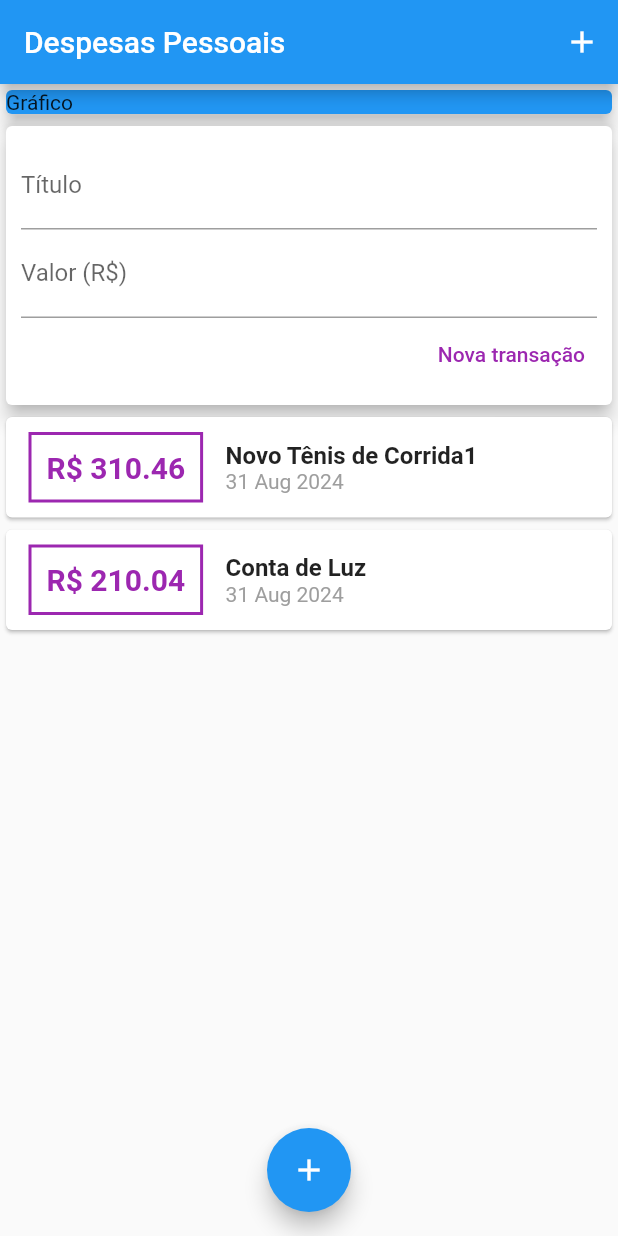
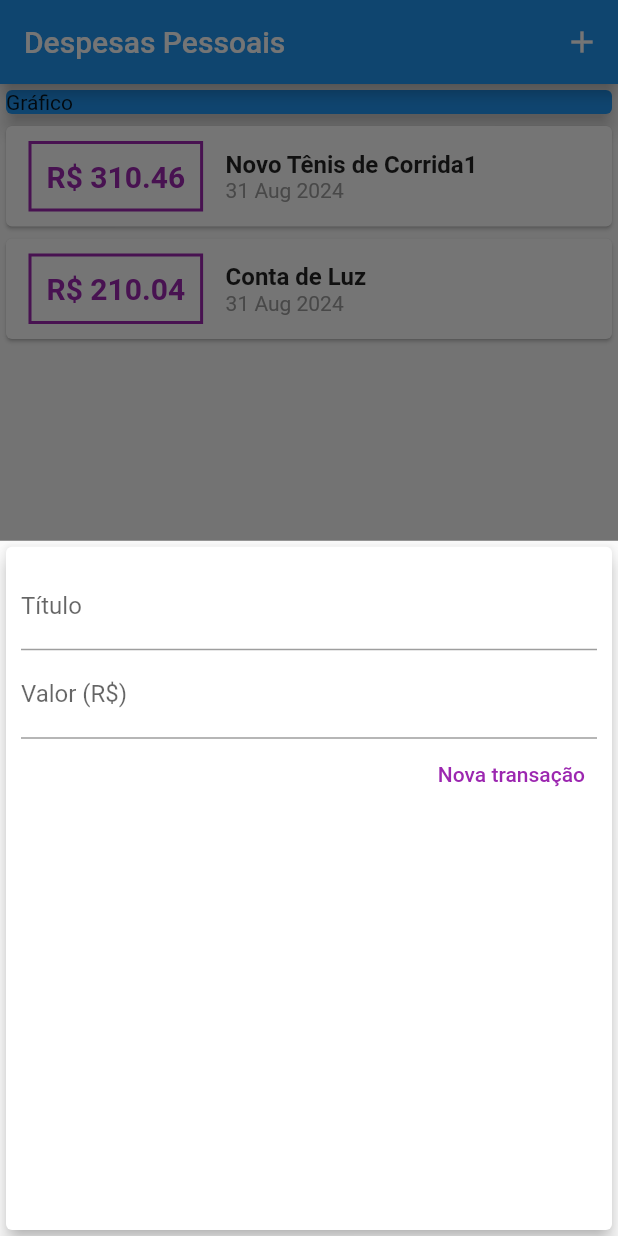
Before and after one commit to diego-alvarenga/estudos_flutter, a Flutter app: the screen it shows after launch, after a tap on the "add" icon, on a phone screen of 412 x 824 dp. Run offline on Flutter 3.47's test engine with Material 2 defaults, Android fonts, the phone set to English and light mode, and no system bars.

Commit message:
feat: display transaction form

```diff
--- a/expenses/lib/components/transaction_form.dart
+++ b/expenses/lib/components/transaction_form.dart
@@ -1,12 +1,18 @@
 import 'package:flutter/material.dart';
 
-class TransactionForm extends StatelessWidget {
-  final titleController = TextEditingController();
-  final valueController = TextEditingController();
-
+class TransactionForm extends StatefulWidget {
   final void Function(String, double) onSubmit;
 
   TransactionForm(this.onSubmit);
+
+  @override
+  State<TransactionForm> createState() => _TransactionFormState();
+}
+
+class _TransactionFormState extends State<TransactionForm> {
+  final titleController = TextEditingController();
+
+  final valueController = TextEditingController();
 
   _submitForm() {
     final title = titleController.text;
@@ -16,7 +22,7 @@ class TransactionForm extends StatelessWidget {
       return;
     }
 
-    onSubmit(title, value);
+    widget.onSubmit(title, value);
   }
 
   @override
--- a/expenses/lib/components/transaction_user.dart
+++ /dev/null
@@ -1,47 +0,0 @@
-import 'dart:math';
-
-import 'package:flutter/material.dart';
-import 'transaction_form.dart';
-import 'transaction_list.dart';
-import '../models/transaction.dart';
-
-class TransactionUser extends StatefulWidget {
-  @override
-  State<TransactionUser> createState() => _TransactionUserState();
-}
-
-class _TransactionUserState extends State<TransactionUser> {
-  final _transactions = [
-    Transaction(
-      id: 't1',
-      title: 'Novo Tênis de Corrida1',
-      value: 310.46,
-      date: DateTime.now(),
-    ),
-    Transaction(
-        id: 't2', title: 'Conta de Luz', value: 210.04, date: DateTime.now()),
-  ];
-
-  _addTransaction(String title, double value) {
-    final newTransaction = Transaction(
-      id: Random().nextDouble().toString(),
-      title: title,
-      value: value,
-      date: DateTime.now(),
-    );
-
-    setState(() {
-      _transactions.add(newTransaction);
-    });
-  }
-
-  @override
-  Widget build(BuildContext context) {
-    return Column(
-      children: <Widget>[
-        TransactionForm(_addTransaction),
-        TransactionList(_transactions),
-      ],
-    );
-  }
-}
--- a/expenses/lib/main.dart
+++ b/expenses/lib/main.dart
@@ -1,5 +1,9 @@
+import 'package:expenses/components/transaction_form.dart';
 import 'package:flutter/material.dart';
-import 'components/transaction_user.dart';
+import 'components/transaction_form.dart';
+import 'components/transaction_list.dart';
+import 'models/transaction.dart';
+import 'dart:math';
 
 main() => runApp(ExpensesApp());
 
@@ -12,13 +16,58 @@ class ExpensesApp extends StatelessWidget {
   }
 }
 
-class MyHomePage extends StatelessWidget {
+class MyHomePage extends StatefulWidget {
+  @override
+  State<MyHomePage> createState() => _MyHomePageState();
+}
+
+class _MyHomePageState extends State<MyHomePage> {
+  final _transactions = [
+    Transaction(
+      id: 't1',
+      title: 'Novo Tênis de Corrida1',
+      value: 310.46,
+      date: DateTime.now(),
+    ),
+    Transaction(
+        id: 't2', title: 'Conta de Luz', value: 210.04, date: DateTime.now()),
+  ];
+
+  _openTransactionFormModal(BuildContext context) {
+    showModalBottomSheet(
+        context: context,
+        builder: (_) {
+          return TransactionForm(_addTransaction);
+        });
+  }
+
+  _addTransaction(String title, double value) {
+    final newTransaction = Transaction(
+      id: Random().nextDouble().toString(),
+      title: title,
+      value: value,
+      date: DateTime.now(),
+    );
+
+    setState(() {
+      _transactions.add(newTransaction);
+    });
+
+    Navigator.of(context).pop();
+
+  }
+
   @override
   Widget build(BuildContext context) {
     return Scaffold(
       appBar: AppBar(
         title: Text('Despesas Pessoais'),
-        actions: <Widget>[IconButton(onPressed: () {}, icon: Icon(Icons.add))],
+        actions: <Widget>[
+          IconButton(
+            onPressed: () => _openTransactionFormModal(context),
+            icon: Icon(Icons.add),
+          )
+        ],
       ),
       body: SingleChildScrollView(
         child: Column(
@@ -31,13 +80,13 @@ class MyHomePage extends StatelessWidget {
                 elevation: 5,
               ),
             ),
-            TransactionUser(),
+            TransactionList(_transactions),
           ],
         ),
       ),
       floatingActionButton: FloatingActionButton(
         child: Icon(Icons.add),
-        onPressed: () {},
+        onPressed: () => _openTransactionFormModal(context),
       ),
       floatingActionButtonLocation: FloatingActionButtonLocation.centerFloat,
     );
```
